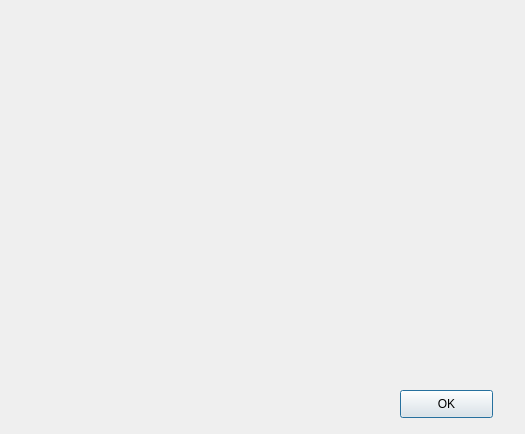
Old version of the form Simulation/solverwindow.ui in the repository michal234/Flow_Simluation_Window_App.
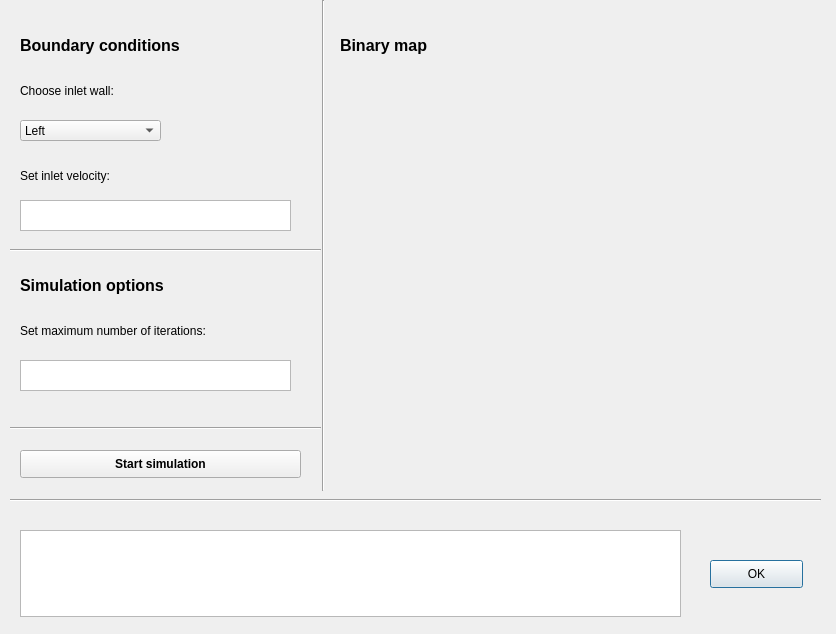
New version of the form.

Commit message: Can insert values in solver

Diff of the .ui file:
```diff
--- a/Simulation/solverwindow.ui
+++ b/Simulation/solverwindow.ui
@@ -6,8 +6,8 @@
    <rect>
     <x>0</x>
     <y>0</y>
-    <width>525</width>
-    <height>434</height>
+    <width>836</width>
+    <height>634</height>
    </rect>
   </property>
   <property name="windowTitle">
@@ -16,8 +16,8 @@
   <widget class="QPushButton" name="pushButton">
    <property name="geometry">
     <rect>
-     <x>400</x>
-     <y>390</y>
+     <x>710</x>
+     <y>560</y>
      <width>93</width>
      <height>28</height>
     </rect>
@@ -26,6 +26,276 @@
     <string>OK</string>
    </property>
   </widget>
+  <widget class="QLabel" name="label_pic">
+   <property name="geometry">
+    <rect>
+     <x>360</x>
+     <y>110</y>
+     <width>441</width>
+     <height>291</height>
+    </rect>
+   </property>
+   <property name="text">
+    <string/>
+   </property>
+  </widget>
+  <widget class="QTextEdit" name="info_from_solver">
+   <property name="geometry">
+    <rect>
+     <x>20</x>
+     <y>530</y>
+     <width>661</width>
+     <height>87</height>
+    </rect>
+   </property>
+  </widget>
+  <widget class="QComboBox" name="comboBox_direction">
+   <property name="geometry">
+    <rect>
+     <x>20</x>
+     <y>120</y>
+     <width>141</width>
+     <height>21</height>
+    </rect>
+   </property>
+   <property name="font">
+    <font>
+     <pointsize>9</pointsize>
+    </font>
+   </property>
+   <item>
+    <property name="text">
+     <string>Left</string>
+    </property>
+   </item>
+   <item>
+    <property name="text">
+     <string>Right</string>
+    </property>
+   </item>
+   <item>
+    <property name="text">
+     <string>Top</string>
+    </property>
+   </item>
+   <item>
+    <property name="text">
+     <string>Bottom</string>
+    </property>
+   </item>
+  </widget>
+  <widget class="QLabel" name="label">
+   <property name="geometry">
+    <rect>
+     <x>20</x>
+     <y>30</y>
+     <width>251</width>
+     <height>31</height>
+    </rect>
+   </property>
+   <property name="font">
+    <font>
+     <pointsize>12</pointsize>
+     <weight>75</weight>
+     <bold>true</bold>
+    </font>
+   </property>
+   <property name="text">
+    <string>Boundary conditions</string>
+   </property>
+  </widget>
+  <widget class="QLabel" name="label_2">
+   <property name="geometry">
+    <rect>
+     <x>20</x>
+     <y>80</y>
+     <width>241</width>
+     <height>21</height>
+    </rect>
+   </property>
+   <property name="font">
+    <font>
+     <pointsize>9</pointsize>
+    </font>
+   </property>
+   <property name="text">
+    <string>Choose inlet wall:</string>
+   </property>
+  </widget>
+  <widget class="Line" name="line">
+   <property name="windowModality">
+    <enum>Qt::ApplicationModal</enum>
+   </property>
+   <property name="geometry">
+    <rect>
+     <x>313</x>
+     <y>0</y>
+     <width>20</width>
+     <height>491</height>
+    </rect>
+   </property>
+   <property name="frameShadow">
+    <enum>QFrame::Sunken</enum>
+   </property>
+   <property name="orientation">
+    <enum>Qt::Vertical</enum>
+   </property>
+  </widget>
+  <widget class="Line" name="line_2">
+   <property name="geometry">
+    <rect>
+     <x>10</x>
+     <y>490</y>
+     <width>811</width>
+     <height>20</height>
+    </rect>
+   </property>
+   <property name="orientation">
+    <enum>Qt::Horizontal</enum>
+   </property>
+  </widget>
+  <widget class="QLabel" name="label_3">
+   <property name="geometry">
+    <rect>
+     <x>20</x>
+     <y>160</y>
+     <width>241</width>
+     <height>31</height>
+    </rect>
+   </property>
+   <property name="font">
+    <font>
+     <pointsize>9</pointsize>
+    </font>
+   </property>
+   <property name="text">
+    <string>Set inlet velocity:</string>
+   </property>
+  </widget>
+  <widget class="QTextEdit" name="textEdit_inlet">
+   <property name="geometry">
+    <rect>
+     <x>20</x>
+     <y>200</y>
+     <width>271</width>
+     <height>31</height>
+    </rect>
+   </property>
+  </widget>
+  <widget class="QLabel" name="label_4">
+   <property name="geometry">
+    <rect>
+     <x>20</x>
+     <y>270</y>
+     <width>251</width>
+     <height>31</height>
+    </rect>
+   </property>
+   <property name="font">
+    <font>
+     <pointsize>12</pointsize>
+     <weight>75</weight>
+     <bold>true</bold>
+    </font>
+   </property>
+   <property name="text">
+    <string>Simulation options</string>
+   </property>
+  </widget>
+  <widget class="Line" name="line_3">
+   <property name="geometry">
+    <rect>
+     <x>10</x>
+     <y>240</y>
+     <width>311</width>
+     <height>20</height>
+    </rect>
+   </property>
+   <property name="orientation">
+    <enum>Qt::Horizontal</enum>
+   </property>
+  </widget>
+  <widget class="QLabel" name="label_5">
+   <property name="geometry">
+    <rect>
+     <x>20</x>
+     <y>310</y>
+     <width>271</width>
+     <height>41</height>
+    </rect>
+   </property>
+   <property name="font">
+    <font>
+     <pointsize>9</pointsize>
+    </font>
+   </property>
+   <property name="text">
+    <string>Set maximum number of iterations:</string>
+   </property>
+  </widget>
+  <widget class="QTextEdit" name="textEdit_iterations">
+   <property name="geometry">
+    <rect>
+     <x>20</x>
+     <y>360</y>
+     <width>271</width>
+     <height>31</height>
+    </rect>
+   </property>
+  </widget>
+  <widget class="QLabel" name="label_6">
+   <property name="geometry">
+    <rect>
+     <x>340</x>
+     <y>30</y>
+     <width>251</width>
+     <height>31</height>
+    </rect>
+   </property>
+   <property name="font">
+    <font>
+     <pointsize>12</pointsize>
+     <weight>75</weight>
+     <bold>true</bold>
+    </font>
+   </property>
+   <property name="text">
+    <string>Binary map</string>
+   </property>
+  </widget>
+  <widget class="Line" name="line_4">
+   <property name="geometry">
+    <rect>
+     <x>10</x>
+     <y>420</y>
+     <width>311</width>
+     <height>16</height>
+    </rect>
+   </property>
+   <property name="orientation">
+    <enum>Qt::Horizontal</enum>
+   </property>
+  </widget>
+  <widget class="QPushButton" name="pushButton_simulation">
+   <property name="geometry">
+    <rect>
+     <x>20</x>
+     <y>450</y>
+     <width>281</width>
+     <height>28</height>
+    </rect>
+   </property>
+   <property name="font">
+    <font>
+     <pointsize>9</pointsize>
+     <weight>75</weight>
+     <bold>true</bold>
+    </font>
+   </property>
+   <property name="text">
+    <string>Start simulation</string>
+   </property>
+  </widget>
  </widget>
  <resources/>
  <connections>
```
Left out of the diff: 8 changed lines with no effect on the pictures. The commit also changes 12 other files.
